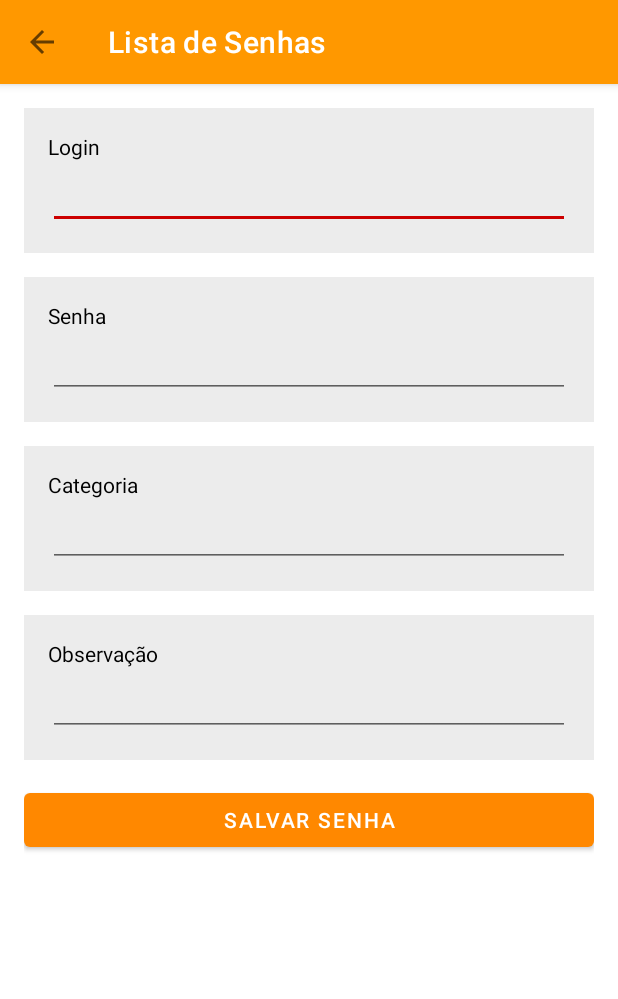
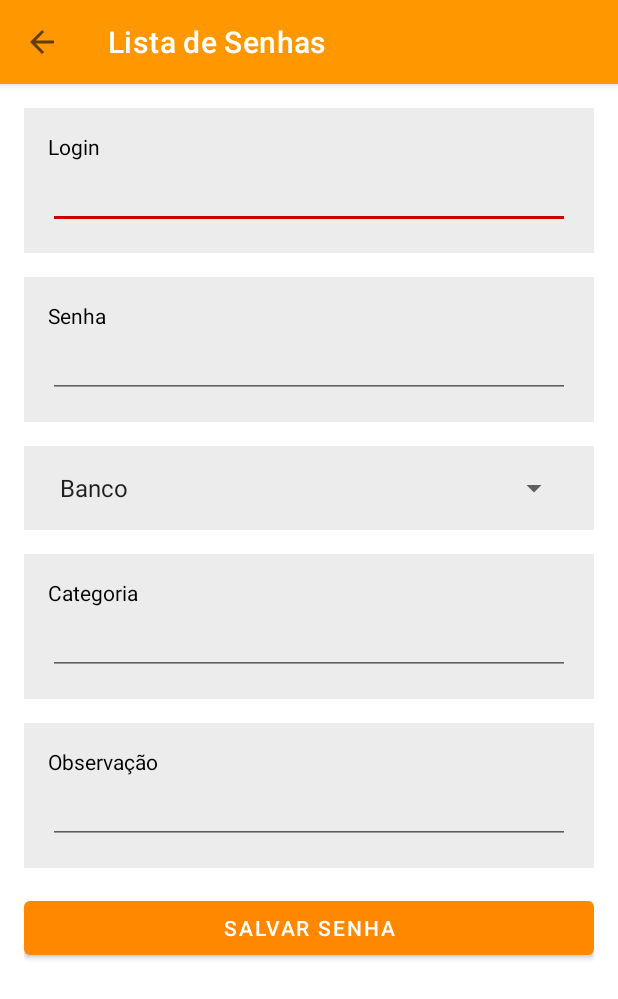
Before and after one commit to dariosalles/dio_kotlin_minhassenhas, an Android app: the SenhaActivity screen opened directly, with no data from a screen before it, on a phone screen of 412 x 824 dp. Shown: the top 999 px of the screen. Run offline under Robolectric (Android 15) with nearby library versions, the phone set to English and light mode, and no system bars.

Commit message:
Cadastro, atualização e Exclusão de Senha OK

```diff
--- a/app/src/main/AndroidManifest.xml
+++ b/app/src/main/AndroidManifest.xml
@@ -10,6 +10,7 @@
         android:roundIcon="@mipmap/ic_launcher_round"
         android:supportsRtl="true"
         android:theme="@style/Theme.MinhasSenhas">
+        <activity android:name=".utils.SpinnerActivity"/>
         <activity android:name=".feature.listadesenhas.UserActivity" />
         <activity android:name=".feature.listadesenhas.SenhasActivity"/>
         <activity android:name=".feature.senha.SenhaActivity"/>
--- a/app/src/main/java/com/dsxweb/minhassenhas/bases/BaseActivity.kt
+++ b/app/src/main/java/com/dsxweb/minhassenhas/bases/BaseActivity.kt
@@ -2,12 +2,16 @@ package com.dsxweb.minhassenhas.bases
 
 import android.R
 import android.view.MenuItem
+import android.widget.Spinner
 import android.widget.Toast
 import androidx.appcompat.app.AppCompatActivity
 import androidx.appcompat.widget.Toolbar
 
 
 open class BaseActivity : AppCompatActivity(){
+
+
+
 
     protected fun setupToolBar(toolBar: Toolbar, title: String, navigationBack: Boolean) {
         toolBar.title = title
--- a/app/src/main/java/com/dsxweb/minhassenhas/feature/senha/SenhaActivity.kt
+++ b/app/src/main/java/com/dsxweb/minhassenhas/feature/senha/SenhaActivity.kt
@@ -1,11 +1,20 @@
 package com.dsxweb.minhassenhas.feature.senha
 
+import android.app.AlertDialog
+import android.content.Context
+import android.content.DialogInterface
 import android.os.Bundle
 import android.view.View
+import android.widget.AdapterView
+import android.widget.ArrayAdapter
+import android.widget.Spinner
+import android.widget.Toast
+import androidx.annotation.StringRes
 import com.dsxweb.minhassenhas.R
 import com.dsxweb.minhassenhas.application.SenhasApplication
 import com.dsxweb.minhassenhas.bases.BaseActivity
 import com.dsxweb.minhassenhas.feature.listadesenhas.model.Password
+import com.dsxweb.minhassenhas.utils.SpinnerActivity
 import kotlinx.android.synthetic.main.activity_senha.*
 import kotlinx.android.synthetic.main.activity_senha.toolBar
 
@@ -13,17 +22,65 @@ class SenhaActivity : BaseActivity() {
 
     private var idSenha: Int = -1
 
+
+    var categorias = arrayOf("Banco", "Email", "Entretenimento","Internet", "Jogos", "Outro", "Social", "Trabalho")
+    var categoria: String = ""
+
+
+
     override fun onCreate(savedInstanceState: Bundle?) {
         super.onCreate(savedInstanceState)
         setContentView(R.layout.activity_senha)
 
         setupToolBar(toolBar, "Lista de Senhas",true)
         setupSenha()
+        setupSpinner()
         btnSalvarSenha.setOnClickListener { onClickSalvarSenha() }
         btnExcluirSenha.setOnClickListener { onClickExcluirSenha() }
+
     }
 
+    fun setupSpinner() {
+
+
+        val spinner: Spinner = findViewById(com.dsxweb.minhassenhas.R.id.sp_categoria)
+
+        //Create an ArrayAdapter using the string array and a default spinner layout
+        ArrayAdapter.createFromResource(
+                this,
+                //categorias,
+                R.array.categorias,
+                android.R.layout.simple_spinner_item
+        ).also { adapter ->
+            // Specify the layout to use when the list of choices appears
+            adapter.setDropDownViewResource(android.R.layout.simple_spinner_dropdown_item)
+            // Apply the adapter to the spinner
+            spinner.adapter = adapter
+        }
+
+        spinner.onItemSelectedListener = object :
+                AdapterView.OnItemSelectedListener {
+            override fun onItemSelected(parent: AdapterView<*>, view: View?, pos: Int, id: Long) {
+                // An item was selected. You can retrieve the selected item using
+                // parent.getItemAtPosition(pos)
+                categoria = categorias[pos]
+
+                showToast(categoria.toString())
+            }
+
+            override fun onNothingSelected(parent: AdapterView<*>) {
+                // Another interface callback
+            }
+        }
+
+        //FIM SPINNER
+    }
+
+
+
     private fun setupSenha(){
+
+
         idSenha = intent.getIntExtra("index",-1)
         if (idSenha == -1){
             btnExcluirSenha.visibility = View.GONE
@@ -34,21 +91,32 @@ class SenhaActivity : BaseActivity() {
             Thread.sleep(1500)
             var lista = SenhasApplication.instance.helperDB?.buscarContatos("$idSenha",true) ?: return@Runnable
             var senha = lista.getOrNull(0) ?: return@Runnable
+
+            //val c = categorias.set(8,categoria)
+
+            //verifica a categoria
+
             runOnUiThread {
                 etLogin.setText(senha.login)
                 etSenha.setText(senha.senha)
                 etCategoria.setText(senha.categoria)
                 etObs.setText(senha.observacao)
                 progress.visibility = View.GONE
+                sp_categoria.visibility = View.GONE
+                layout_spinner.visibility = View.GONE
             }
         }).start()
     }
 
     private fun onClickSalvarSenha(){
+
         val login = etLogin.text.toString()
         val senhav = etSenha.text.toString()
+        val scategoria = categoria
         val categoria = etCategoria.text.toString()
         val obs = etObs.text.toString()
+
+        println(scategoria)
 
         val senha = Password(
             idSenha,
@@ -57,6 +125,7 @@ class SenhaActivity : BaseActivity() {
             categoria,
             obs
         )
+
         progress.visibility = View.VISIBLE
         Thread(Runnable {
             Thread.sleep(1500)
--- a/app/src/main/res/layout/activity_senha.xml
+++ b/app/src/main/res/layout/activity_senha.xml
@@ -69,6 +69,22 @@
             </LinearLayout>
 
             <LinearLayout
+                android:id="@+id/layout_spinner"
+                android:layout_width="match_parent"
+                android:layout_height="wrap_content"
+                android:layout_marginTop="16dp"
+                android:background="#ECECEC"
+                android:orientation="vertical"
+                android:padding="16dp">
+
+                <Spinner
+
+                    android:id="@+id/sp_categoria"
+                    android:layout_width="match_parent"
+                    android:layout_height="wrap_content" />
+            </LinearLayout>
+
+            <LinearLayout
                 android:layout_width="match_parent"
                 android:layout_height="wrap_content"
                 android:layout_marginTop="16dp"
@@ -127,6 +143,8 @@
                 android:text="Excluir senha" />
 
 
+
+
         </LinearLayout>
 
     </LinearLayout>
--- a/app/src/main/res/values/strings.xml
+++ b/app/src/main/res/values/strings.xml
@@ -1,4 +1,14 @@
 <resources>
+    <string-array name="categorias">
+        <item>Banco</item>
+        <item>Email</item>
+        <item>Entretenimento</item>
+        <item>Internet</item>
+        <item>Jogos</item>
+        <item>Outro</item>
+        <item>Social</item>
+        <item>Trabalho</item>
+    </string-array>
     <string name="app_name">Minhas Senhas</string>
     <string name="logo_description">Minhas Senhas</string>
     <string name="txtBusca">Qual senha quer buscar?</string>
```
Also changed, not shown: app/src/main/java/com/dsxweb/minhassenhas/utils/SpinnerActivity.kt (added, +61 -0 lines), app/src/main/res/values/itens_categoria.xml (added, +14 -0 lines).
